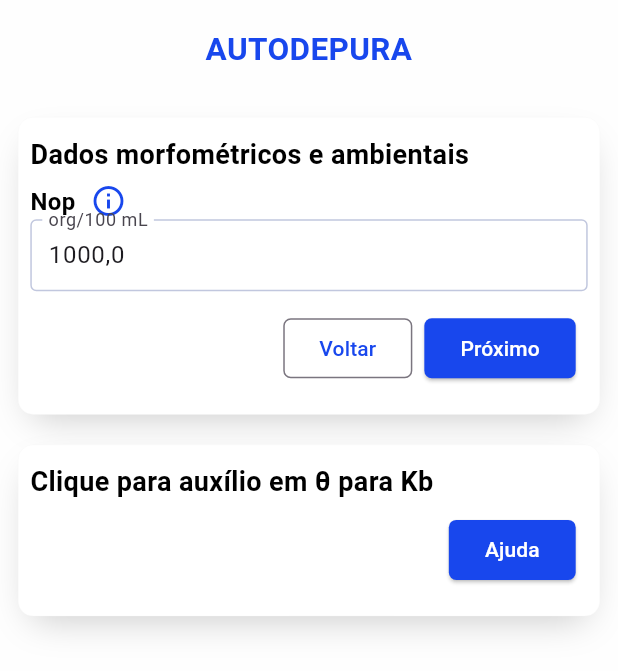
After one commit to jvictorpdl/ColiCalc-mobile, a Flutter app: the DadosDaMisturaPage screen opened by its route, after a tap on "Voltar", after a tap on "Dados da mistura", on a phone screen of 412 x 824 dp. The commit adds this screen. Shown: the top 671 px of the screen. Run offline on Flutter 3.47's test engine with Material 3 defaults, Android fonts, the phone set to English and light mode, and no system bars; our stand-ins replace bloc, fl_chart, flutter_bloc, freezed_annotation, get_it.

Commit message:
criacao de dados da mistura e modificacao de rotas para o mesmo

```diff
--- a/lib/core/routes/routes.dart
+++ b/lib/core/routes/routes.dart
@@ -1,7 +1,7 @@
 import 'package:auto_depura/ui/pages/dados_do_rio/dados_do_rio.dart';
 import 'package:auto_depura/ui/pages/dados_do_esgoto/dados_do_esgoto.dart';
 import 'package:auto_depura/ui/pages/dados_adicionais/dados_adicionais.dart';
-import 'package:auto_depura/ui/pages/dados_recalcular/dados_recalcular.dart';
+import 'package:auto_depura/ui/pages/dados_da_mistura/dados_da_mistura.dart';
 import 'package:auto_depura/ui/pages/grafico/grafico.dart';
 import 'package:auto_depura/ui/pages/home/home.dart';
 import 'package:auto_depura/ui/pages/tables/custom_table.dart';
@@ -23,6 +23,10 @@ class Routes {
         return MaterialPageRoute(
           builder: (context) => const DadosDoEsgotoPage(),
         );
+      case "/dados-da-mistura":
+        return MaterialPageRoute(
+          builder: (context) => const DadosDaMisturaPage(),
+        );
       case "/dados-adicionais":
         return MaterialPageRoute(
           builder: (context) => const DadosAdicionaisPage(),
@@ -33,10 +37,6 @@ class Routes {
             results: const {},
           ),
         );
-      case "/recalcular":
-        return MaterialPageRoute(
-          builder: (context) => const DadosRecalcularPage(),
-        );
       default:
         return MaterialPageRoute(
           builder: (context) => HomePage(),
--- /dev/null
+++ b/lib/ui/pages/dados_da_mistura/dados_da_mistura.dart
@@ -0,0 +1,44 @@
+import 'package:auto_depura/ui/pages/dados_da_mistura/steps/dados_da_mistura_step1.dart';
+import 'package:auto_depura/ui/pages/widgets/custom_card.dart';
+import 'package:auto_depura/ui/theme/app_theme.dart';
+import 'package:auto_depura/ui/widgets/app_title.dart';
+import 'package:flutter/material.dart';
+
+class DadosDaMisturaPage extends StatefulWidget {
+  const DadosDaMisturaPage({super.key});
+
+  @override
+  State<DadosDaMisturaPage> createState() => _DadosDaMisturaPageState();
+}
+
+class _DadosDaMisturaPageState extends State<DadosDaMisturaPage> {
+  int index = 0;
+  void onPressed(CustomCardAction action) {
+    Navigator.of(context).pushReplacementNamed("/home");
+  }
+
+  @override
+  Widget build(BuildContext context) {
+    return Scaffold(
+      backgroundColor: AppColors.background,
+      body: SafeArea(
+        child: ListView(
+          padding: const EdgeInsets.symmetric(
+            horizontal: 12,
+            vertical: 18,
+          ),
+          children: [
+            const AppTitle(),
+            const SizedBox(height: 30),
+            IndexedStack(
+              index: index,
+              children: [
+                DadosDaMisturaStep1(onPressed: onPressed),
+              ],
+            ),
+          ],
+        ),
+      ),
+    );
+  }
+}
--- /dev/null
+++ b/lib/ui/pages/dados_da_mistura/steps/dados_da_mistura_step1.dart
@@ -0,0 +1,111 @@
+import 'package:auto_depura/core/bloc/global_bloc.dart';
+import 'package:auto_depura/core/extensions/double_to_input_text.dart';
+import 'package:auto_depura/core/extensions/string_to_double.dart';
+import 'package:auto_depura/core/services/service_locator.dart';
+import 'package:auto_depura/ui/pages/widgets/custom_card.dart';
+import 'package:auto_depura/ui/pages/widgets/or_text_cc.dart';
+import 'package:auto_depura/ui/theme/app_theme.dart';
+import 'package:auto_depura/ui/widgets/custom_input.dart';
+import 'package:flutter/material.dart';
+
+class DadosDaMisturaStep1 extends StatefulWidget {
+  final Function(CustomCardAction) onPressed;
+  const DadosDaMisturaStep1({super.key, required this.onPressed});
+
+  @override
+  State<DadosDaMisturaStep1> createState() => _DadosDaMisturaStep1State();
+}
+
+class _DadosDaMisturaStep1State extends State<DadosDaMisturaStep1> {
+  late final TextEditingController controller1;
+  final GlobalBloc bloc = serviceLocator<GlobalBloc>();
+
+  @override
+  void initState() {
+    controller1 = TextEditingController(text: bloc.nop.toText);
+    super.initState();
+  }
+
+  @override
+  Widget build(BuildContext context) {
+    return Column(
+      children: [
+        CustomCard(
+          title: "Dados morfométricos e ambientais",
+          onPressed: (action) {
+            if (controller1.text.isNotEmpty) {
+              widget.onPressed(action);
+              bloc.nop = controller1.text.asDouble;
+            } else {
+              ScaffoldMessenger.of(context).showSnackBar(const SnackBar(
+                content: Text("Dados incompletos"),
+                backgroundColor: Colors.red,
+              ));
+            }
+          },
+          children: [
+            CustomInput(
+              controller: controller1,
+              tooltip:
+                  "Concentração máxima permissível de coliformes no ponto de mistura em função da legislação ambiental",
+              title: "Nop",
+              hintText: "org/100 mL",
+            ),
+          ],
+        ),
+        const SizedBox(height: 20),
+        CustomCard(
+          title: "Clique para auxílio em θ para Kb",
+          singleButtonText: "Ajuda",
+          onPressed: (action) {
+            showDialog(
+              context: context,
+              builder: (context) => Dialog(
+                child: Container(
+                  padding: const EdgeInsets.all(AppPaddings.defaultPadding),
+                  child: Column(
+                    mainAxisSize: MainAxisSize.min,
+                    crossAxisAlignment: CrossAxisAlignment.start,
+                    children: [
+                      Text(
+                        "Auxílio em θ para Kb",
+                        style: AppTextStyles.h1.copyWith(
+                          color: Colors.black,
+                        ),
+                      ),
+                      const Divider(
+                        thickness: 2,
+                        color: Colors.grey,
+                      ),
+                      RichText(
+                        text: TextSpan(
+                          style: AppTextStyles.h3,
+                          text: "",
+                          children: [
+                            TextSpan(
+                              text: "Valor usual de θ é de 1,07.\n",
+                              style: AppTextStyles.h3.copyWith(
+                                fontWeight: FontWeight.bold,
+                              ),
+                            ),
+                            TextSpan(
+                                text:
+                                    "Arceivala, 1981; EPA, 1985; Thomann e Mueller, 1987 apud Von Sperling, 2005\n",
+                                style: AppTextStyles.font.copyWith(
+                                  fontWeight: FontWeight.bold,
+                                )),
+                          ],
+                        ),
+                      )
+                    ],
+                  ),
+                ),
+              ),
+            );
+          },
+          children: const [],
+        ),
+      ],
+    );
+  }
+}
--- a/lib/ui/pages/home/home.dart
+++ b/lib/ui/pages/home/home.dart
@@ -58,15 +58,21 @@ class HomePage extends StatelessWidget {
                 ),
                 const Spacer(flex: 4),
                 HomeButtons(
-                  title: "Dados do Rio",
+                  title: "Dados do rio",
                   onPressed: () =>
                       Navigator.of(context).pushNamed("/dados-do-rio"),
                 ),
                 const Spacer(),
                 HomeButtons(
-                  title: "Dados do Esgoto",
+                  title: "Dados do esgoto",
                   onPressed: () =>
                       Navigator.of(context).pushNamed("/dados-do-esgoto"),
+                ),
+                const Spacer(),
+                HomeButtons(
+                  title: "Dados da mistura",
+                  onPressed: () =>
+                      Navigator.of(context).pushNamed("/dados-da-mistura"),
                 ),
                 const Spacer(),
                 HomeButtons(
```
